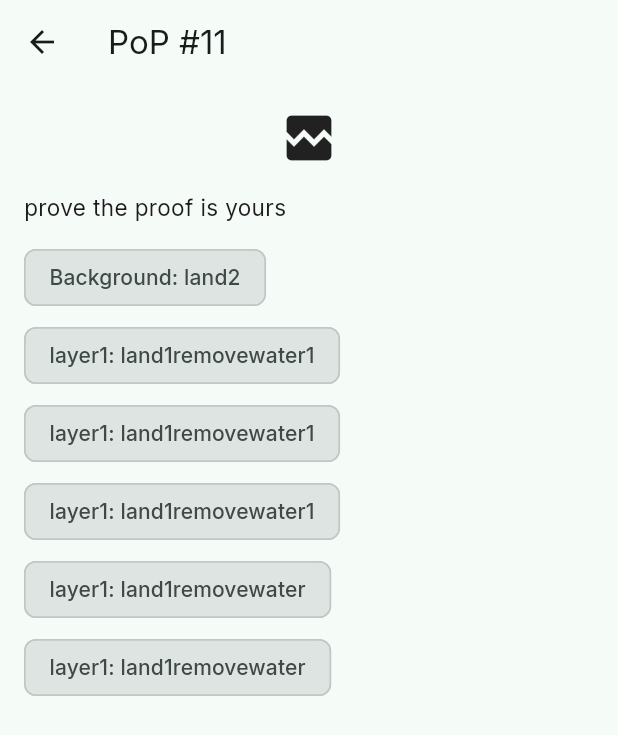
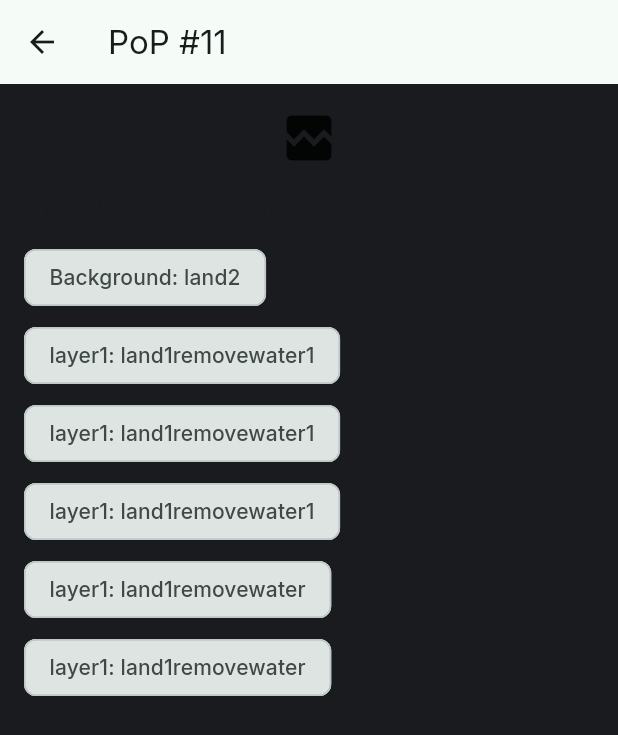
Before and after one commit to Imb2023/NFTvieweR, a Flutter app: the screen it shows after launch, after a tap on "PoP #11", on a phone screen of 412 x 824 dp. Shown: the top 735 px of the screen. Run offline on Flutter 3.47's test engine with Material 3 defaults, Android fonts, the phone set to English and light mode, and no system bars; drawn by our look-alikes of cached_network_image; our stand-ins replace flutter_animate, google_fonts, shimmer; network calls fail.

Commit message:
added color background to app

```diff
--- a/lib/core/theme/app_theme.dart
+++ b/lib/core/theme/app_theme.dart
@@ -1,9 +1,11 @@
 import 'package:flutter/material.dart';
+import 'package:fluttrapp/screens/constants.dart';
 import 'package:google_fonts/google_fonts.dart';
 
 class AppTheme {
   static ThemeData light() {
     return ThemeData(
+      scaffoldBackgroundColor: bckgrndklr,
       useMaterial3: true,
       brightness: Brightness.light,
       colorSchemeSeed: Colors.tealAccent[700],
--- /dev/null
+++ b/lib/screens/constants.dart
@@ -0,0 +1,3 @@
+import 'package:flutter/material.dart';
+
+const Color bckgrndklr = Color(0xFF191B1E);
```
